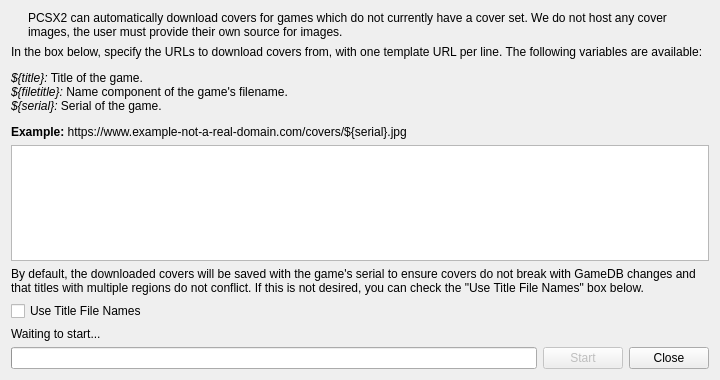
Old version of the form pcsx2-qt/CoverDownloadDialog.ui in the repository PCSX2/pcsx2.
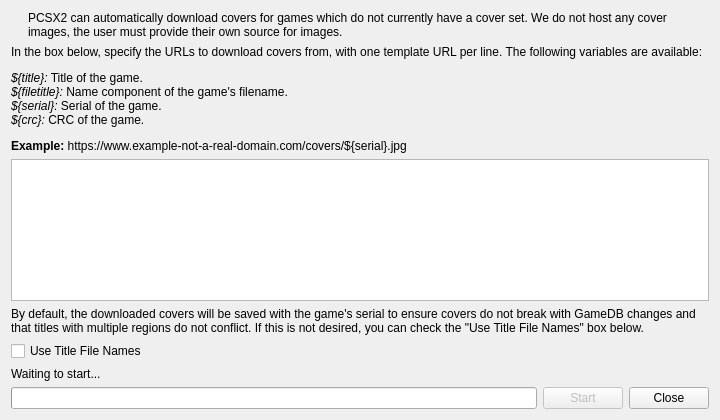
New version of the form. Icons and pictures are not drawn.

Commit message: GameList: Update cover related logic to use serial and crc

```diff
--- a/pcsx2-qt/CoverDownloadDialog.ui
+++ b/pcsx2-qt/CoverDownloadDialog.ui
@@ -7,7 +7,7 @@
     <x>0</x>
     <y>0</y>
     <width>720</width>
-    <height>380</height>
+    <height>420</height>
    </rect>
   </property>
   <property name="windowTitle">
@@ -53,7 +53,7 @@
    <item>
     <widget class="QLabel" name="label_3">
      <property name="text">
-      <string>&lt;html&gt;&lt;head/&gt;&lt;body&gt;&lt;p&gt;In the box below, specify the URLs to download covers from, with one template URL per line. The following variables are available:&lt;/p&gt;&lt;p&gt;&lt;span style=&quot; font-style:italic;&quot;&gt;${title}:&lt;/span&gt; Title of the game.&lt;br/&gt;&lt;span style=&quot; font-style:italic;&quot;&gt;${filetitle}:&lt;/span&gt; Name component of the game's filename.&lt;br/&gt;&lt;span style=&quot; font-style:italic;&quot;&gt;${serial}:&lt;/span&gt; Serial of the game.&lt;/p&gt;&lt;p&gt;&lt;span style=&quot; font-weight:700;&quot;&gt;Example:&lt;/span&gt; https://www.example-not-a-real-domain.com/covers/${serial}.jpg&lt;/p&gt;&lt;/body&gt;&lt;/html&gt;</string>
+      <string>&lt;html&gt;&lt;head/&gt;&lt;body&gt;&lt;p&gt;In the box below, specify the URLs to download covers from, with one template URL per line. The following variables are available:&lt;/p&gt;&lt;p&gt;&lt;span style=&quot; font-style:italic;&quot;&gt;${title}:&lt;/span&gt; Title of the game.&lt;br/&gt;&lt;span style=&quot; font-style:italic;&quot;&gt;${filetitle}:&lt;/span&gt; Name component of the game's filename.&lt;br/&gt;&lt;span style=&quot; font-style:italic;&quot;&gt;${serial}:&lt;/span&gt; Serial of the game.&lt;br/&gt;&lt;span style=&quot; font-style:italic;&quot;&gt;${crc}:&lt;/span&gt; CRC of the game.&lt;/p&gt;&lt;p&gt;&lt;span style=&quot; font-weight:700;&quot;&gt;Example:&lt;/span&gt; https://www.example-not-a-real-domain.com/covers/${serial}.jpg&lt;/p&gt;&lt;/body&gt;&lt;/html&gt;</string>
      </property>
      <property name="wordWrap">
       <bool>true</bool>
```
The commit also changes 1 other file.
